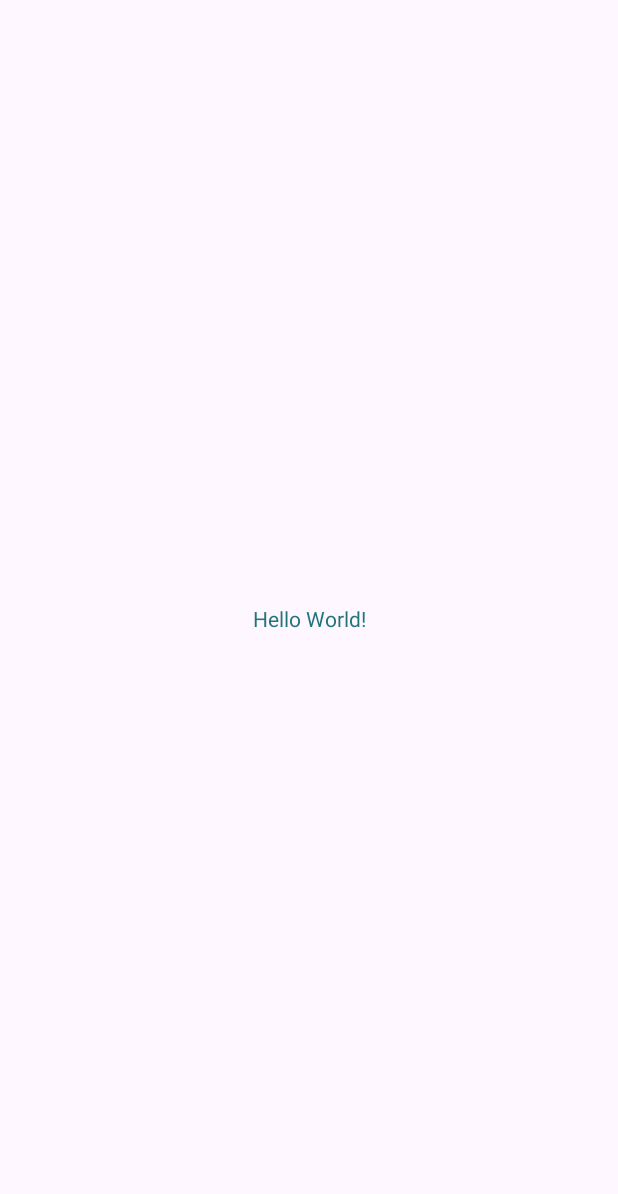
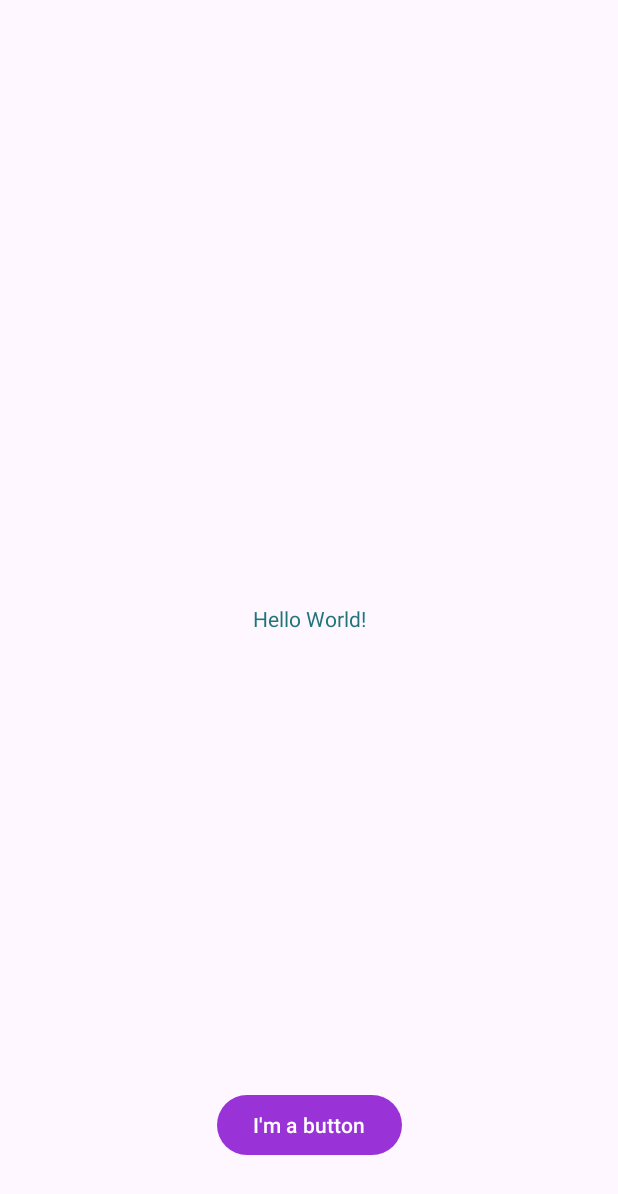
Before and after one commit to AlfredoKylle82/Alfredo-Android-Labs, an Android app: the screen it shows after launch (MainActivity), on a phone screen of 412 x 824 dp. Before the commit the part shown is almost empty. Shown: the top 1194 px of the screen. Run offline under Robolectric (Android 15) with nearby library versions, the phone set to English and light mode, and no system bars.

Commit message:
Third commit: added a button and Filipino language support

```diff
--- a/app/src/main/res/layout/activity_main.xml
+++ b/app/src/main/res/layout/activity_main.xml
@@ -9,11 +9,20 @@
     <TextView
         android:layout_width="wrap_content"
         android:layout_height="wrap_content"
-        android:text="Hello World!"
+        android:text="@string/hello_message"
         app:layout_constraintBottom_toBottomOf="parent"
         app:layout_constraintEnd_toEndOf="parent"
         app:layout_constraintStart_toStartOf="parent"
-        app:layout_constraintTop_toTopOf="parent">
-    </TextView>
+        app:layout_constraintTop_toTopOf="parent"></TextView>
+
+    <Button
+        android:layout_width="wrap_content"
+        android:layout_height="wrap_content"
+        android:layout_marginBottom="50dp"
+        android:text="@string/button_message"
+        app:layout_constraintBottom_toBottomOf="parent"
+        app:layout_constraintEnd_toEndOf="parent"
+        app:layout_constraintHorizontal_bias="0.5"
+        app:layout_constraintStart_toStartOf="parent" />
 
 </androidx.constraintlayout.widget.ConstraintLayout>
--- a/app/src/main/res/values/strings.xml
+++ b/app/src/main/res/values/strings.xml
@@ -1,3 +1,5 @@
 <resources>
     <string name="app_name">Alfredo\'s Android Labs</string>
+    <string name="hello_message">Hello World!</string>
+    <string name="button_message">I\'m a button</string>
 </resources>
```
Also changed, not shown: 1 other file.
